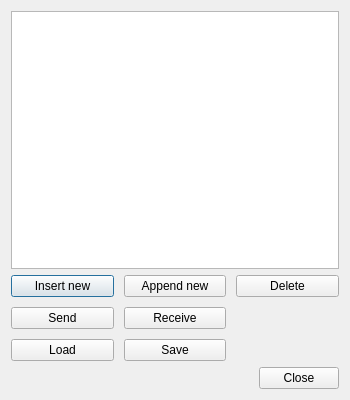
Above: src/messagelistdialog.ui from gitGNU/gnu_tutka before the change. Below: the same form after it.
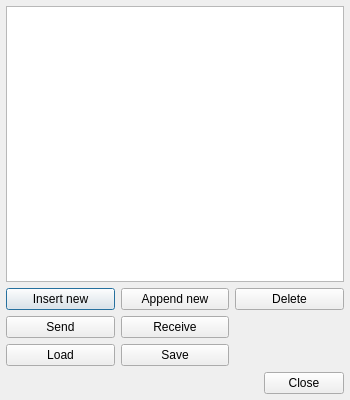
That is the form after the change.

Commit message: Fixes: margins didn't really rock

Patch:
```diff
--- a/src/messagelistdialog.ui
+++ b/src/messagelistdialog.ui
@@ -14,6 +14,12 @@
    <string>Message List</string>
   </property>
   <layout class="QVBoxLayout" name="verticalLayout">
+   <property name="spacing">
+    <number>6</number>
+   </property>
+   <property name="margin">
+    <number>6</number>
+   </property>
    <item>
     <widget class="QTableView" name="tableView">
      <property name="showDropIndicator" stdset="0">
@@ -45,7 +51,7 @@
    <item>
     <layout class="QGridLayout" name="gridLayout">
      <property name="spacing">
-      <number>10</number>
+      <number>6</number>
      </property>
      <item row="0" column="0">
       <widget class="QPushButton" name="pushButtonInsertNew">
```
The commit also changes 12 other files.
